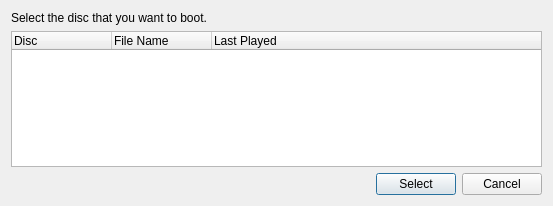
Qt form src/duckstation-qt/selectdiscdialog.ui (stenzek/duckstation) before a commit.
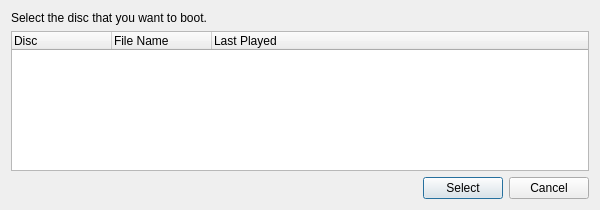
The same form after that commit.

Commit message: Qt: Add styling to select disc dialog

What changed in the file:
```diff
--- a/src/duckstation-qt/selectdiscdialog.ui
+++ b/src/duckstation-qt/selectdiscdialog.ui
@@ -6,8 +6,8 @@
    <rect>
     <x>0</x>
     <y>0</y>
-    <width>553</width>
-    <height>206</height>
+    <width>600</width>
+    <height>210</height>
    </rect>
   </property>
   <layout class="QVBoxLayout" name="verticalLayout">
```
Left out of the diff: 3 changed lines with no effect on the pictures. The commit also changes 1 other file.
